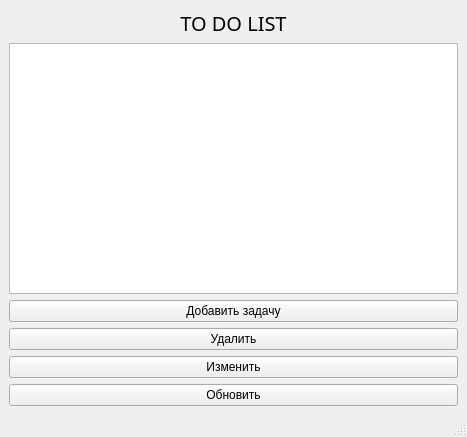
designerbtw/to-do-list, file mainwindow.ui: the form before one commit.
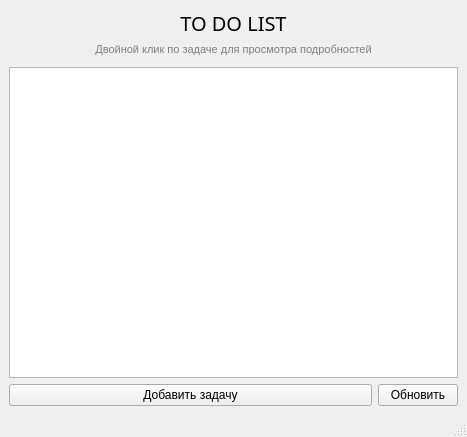
The form after the commit.

Commit message: Update UI files with responsive design and multi-line text fields

What changed in the file:
```diff
--- a/mainwindow.ui
+++ b/mainwindow.ui
@@ -10,12 +10,18 @@
     <height>437</height>
    </rect>
   </property>
+  <property name="minimumSize">
+   <size>
+    <width>400</width>
+    <height>300</height>
+   </size>
+  </property>
   <property name="windowTitle">
    <string>MainWindow</string>
   </property>
   <widget class="QWidget" name="centralwidget">
-   <layout class="QGridLayout" name="gridLayout">
-    <item row="0" column="0">
+   <layout class="QVBoxLayout" name="verticalLayout">
+    <item>
      <widget class="QLabel" name="label">
       <property name="font">
        <font>
@@ -31,37 +37,59 @@
       </property>
      </widget>
     </item>
-    <item row="1" column="0">
-     <widget class="QListWidget" name="listWidget"/>
-    </item>
-    <item row="2" column="0">
-     <widget class="QPushButton" name="pushButton">
+    <item>
+     <widget class="QLabel" name="instruction_label">
       <property name="text">
-       <string>Добавить задачу</string>
+       <string>Двойной клик по задаче для просмотра подробностей</string>
       </property>
-     </widget>
-    </item>
-    <item row="3" column="0">
-     <widget class="QPushButton" name="delete_task">
-      <property name="text">
-       <string>Удалить</string>
+      <property name="alignment">
+       <set>Qt::AlignCenter</set>
       </property>
-     </widget>
-    </item>
-    <item row="4" column="0">
-     <widget class="QPushButton" name="update_task">
-      <property name="text">
-       <string>Изменить</string>
+      <property name="styleSheet">
+       <string>color: gray; font-size: 11px; margin-bottom: 5px;</string>
       </property>
      </widget>
     </item>
-    <item row="5" column="0">
-     <widget class="QPushButton" name="update_all">
-      <property name="text">
-       <string>Обновить</string>
+    <item>
+     <widget class="QListWidget" name="listWidget">
+      <property name="sizePolicy">
+       <sizepolicy hsizetype="Expanding" vsizetype="Expanding">
+        <horstretch>0</horstretch>
+        <verstretch>1</verstretch>
+       </sizepolicy>
       </property>
      </widget>
     </item>
+    <item>
+     <layout class="QHBoxLayout" name="button_layout">
+      <item>
+       <widget class="QPushButton" name="pushButton">
+        <property name="text">
+         <string>Добавить задачу</string>
+        </property>
+        <property name="sizePolicy">
+         <sizepolicy hsizetype="Expanding" vsizetype="Fixed">
+          <horstretch>0</horstretch>
+          <verstretch>0</verstretch>
+         </sizepolicy>
+        </property>
+       </widget>
+      </item>
+      <item>
+       <widget class="QPushButton" name="update_all">
+        <property name="text">
+         <string>Обновить</string>
+        </property>
+        <property name="sizePolicy">
+         <sizepolicy hsizetype="Preferred" vsizetype="Fixed">
+          <horstretch>0</horstretch>
+          <verstretch>0</verstretch>
+         </sizepolicy>
+        </property>
+       </widget>
+      </item>
+     </layout>
+    </item>
    </layout>
   </widget>
   <widget class="QStatusBar" name="statusbar"/>
```
The commit also changes 3 other files.
